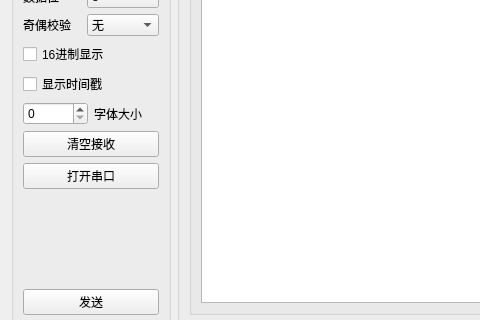
First picture: the form in QTosciloscope/widget.ui, repository BlackDaShuai/MySerialPortHelper, before the edit; both pictures show x 0 to 480 and y 162 to 482 of the 1254 by 652 pixel window.
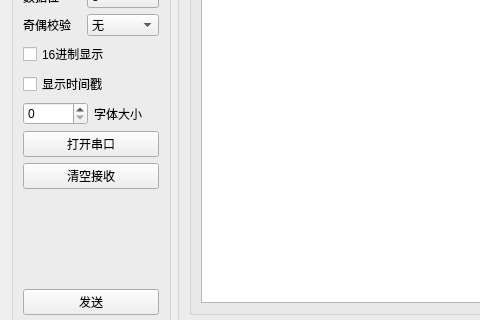
Second picture: the form after the edit. Icons and pictures are not drawn. Custom widgets are drawn as their Qt base class.

Patch:
```diff
--- a/QTosciloscope/widget.ui
+++ b/QTosciloscope/widget.ui
@@ -258,16 +258,16 @@
              </layout>
             </item>
             <item>
-             <widget class="QPushButton" name="clear">
+             <widget class="QPushButton" name="open">
               <property name="text">
-               <string>清空接收</string>
+               <string>打开串口</string>
               </property>
              </widget>
             </item>
             <item>
-             <widget class="QPushButton" name="open">
+             <widget class="QPushButton" name="clear">
               <property name="text">
-               <string>打开串口</string>
+               <string>清空接收</string>
               </property>
              </widget>
             </item>
```
